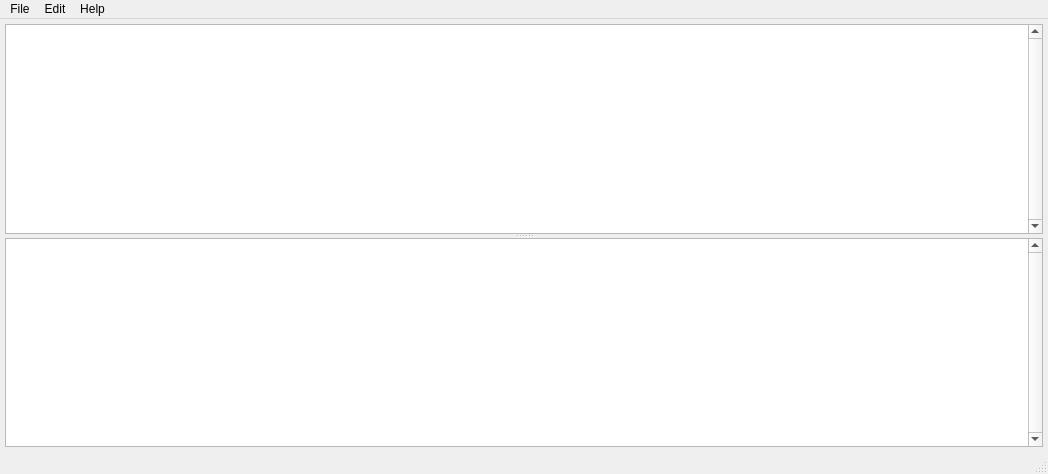
The window that IntPe9/IntPe9/Main.ui (Koanda/HeroWars) describes before a commit, drawn with Qt 5.
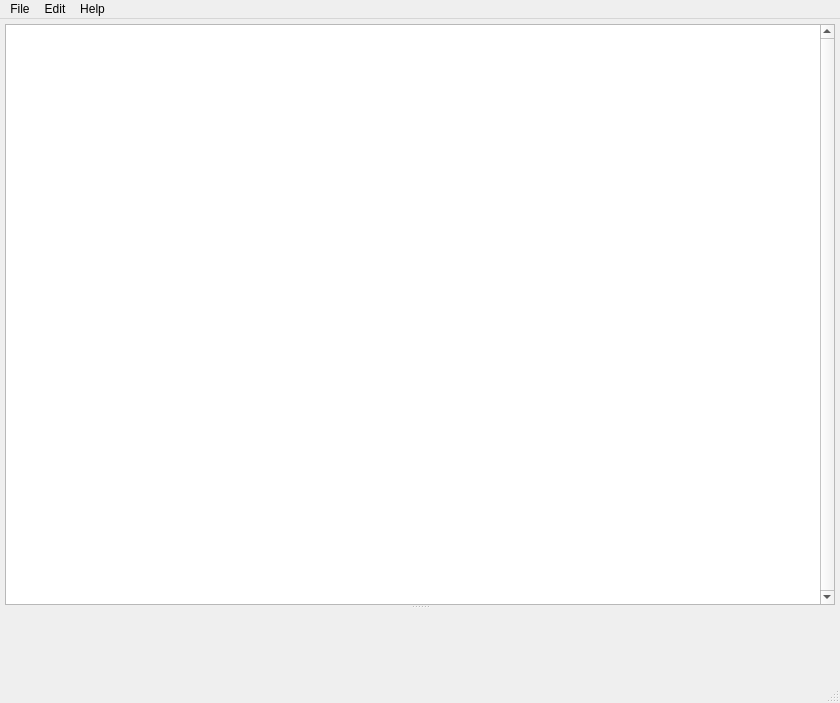
The same window after the commit. Icons and pictures are not drawn.

```diff
--- a/IntPe9/IntPe9/Main.ui
+++ b/IntPe9/IntPe9/Main.ui
@@ -6,8 +6,8 @@
    <rect>
     <x>0</x>
     <y>0</y>
-    <width>1048</width>
-    <height>474</height>
+    <width>840</width>
+    <height>703</height>
    </rect>
   </property>
   <property name="windowTitle">
@@ -160,114 +160,8 @@
            <number>60</number>
           </attribute>
          </widget>
-         <widget class="QTableView" name="packetView">
-          <property name="minimumSize">
-           <size>
-            <width>0</width>
-            <height>100</height>
-           </size>
-          </property>
-          <property name="font">
-           <font>
-            <family>Consolas</family>
-           </font>
-          </property>
-          <property name="midLineWidth">
-           <number>20</number>
-          </property>
-          <property name="verticalScrollBarPolicy">
-           <enum>Qt::ScrollBarAlwaysOn</enum>
-          </property>
-          <property name="horizontalScrollBarPolicy">
-           <enum>Qt::ScrollBarAsNeeded</enum>
-          </property>
-          <property name="editTriggers">
-           <set>QAbstractItemView::NoEditTriggers</set>
-          </property>
-          <property name="tabKeyNavigation">
-           <bool>false</bool>
-          </property>
-          <property name="showDropIndicator" stdset="0">
-           <bool>false</bool>
-          </property>
-          <property name="dragDropOverwriteMode">
-           <bool>false</bool>
-          </property>
-          <property name="dragDropMode">
-           <enum>QAbstractItemView::NoDragDrop</enum>
-          </property>
-          <property name="selectionMode">
-           <enum>QAbstractItemView::ContiguousSelection</enum>
-          </property>
-          <property name="selectionBehavior">
-           <enum>QAbstractItemView::SelectColumns</enum>
-          </property>
-          <property name="textElideMode">
-           <enum>Qt::ElideLeft</enum>
-          </property>
-          <property name="verticalScrollMode">
-           <enum>QAbstractItemView::ScrollPerPixel</enum>
-          </property>
-          <property name="horizontalScrollMode">
-           <enum>QAbstractItemView::ScrollPerPixel</enum>
-          </property>
-          <property name="showGrid">
-           <bool>false</bool>
-          </property>
-          <property name="wordWrap">
-           <bool>false</bool>
-          </property>
-          <property name="cornerButtonEnabled">
-           <bool>false</bool>
-          </property>
-          <attribute name="horizontalHeaderDefaultSectionSize">
-           <number>150</number>
-          </attribute>
-          <attribute name="horizontalHeaderHighlightSections">
-           <bool>false</bool>
-          </attribute>
-          <attribute name="horizontalHeaderStretchLastSection">
-           <bool>false</bool>
-          </attribute>
-          <attribute name="verticalHeaderVisible">
-           <bool>false</bool>
-          </attribute>
-          <attribute name="verticalHeaderCascadingSectionResizes">
-           <bool>false</bool>
-          </attribute>
-          <attribute name="verticalHeaderDefaultSectionSize">
-           <number>100</number>
-          </attribute>
-          <attribute name="verticalHeaderHighlightSections">
-           <bool>false</bool>
-          </attribute>
-          <attribute name="verticalHeaderStretchLastSection">
-           <bool>false</bool>
-          </attribute>
-          <attribute name="verticalHeaderVisible">
-           <bool>false</bool>
-          </attribute>
-          <attribute name="verticalHeaderDefaultSectionSize">
-           <number>100</number>
-          </attribute>
-          <attribute name="horizontalHeaderStretchLastSection">
-           <bool>false</bool>
-          </attribute>
-          <attribute name="verticalHeaderCascadingSectionResizes">
-           <bool>false</bool>
-          </attribute>
-          <attribute name="horizontalHeaderHighlightSections">
-           <bool>false</bool>
-          </attribute>
-          <attribute name="verticalHeaderHighlightSections">
-           <bool>false</bool>
-          </attribute>
-          <attribute name="verticalHeaderStretchLastSection">
-           <bool>false</bool>
-          </attribute>
-          <attribute name="horizontalHeaderDefaultSectionSize">
-           <number>150</number>
-          </attribute>
+         <widget class="QWidget" name="widget2" native="true">
+          <layout class="QHBoxLayout" name="horizontalLayout"/>
          </widget>
         </widget>
        </item>
@@ -281,7 +175,7 @@
     <rect>
      <x>0</x>
      <y>0</y>
-     <width>1048</width>
+     <width>840</width>
      <height>21</height>
     </rect>
    </property>
```
Left out of the diff: 21 changed lines with no effect on the pictures.
